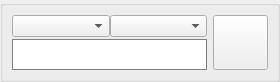
This is searchform.ui in sidorplugin/HearDemoTrackEasy as Qt 5 draws it before an edit. The edited form follows.
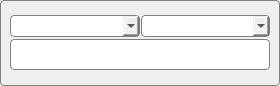
This is the edited form. Icons and pictures are not drawn.

```diff
--- a/searchform.ui
+++ b/searchform.ui
@@ -7,7 +7,7 @@
     <x>0</x>
     <y>0</y>
     <width>280</width>
-    <height>79</height>
+    <height>86</height>
    </rect>
   </property>
   <property name="minimumSize">
@@ -46,6 +46,13 @@
    </property>
    <item row="0" column="0">
     <widget class="QGroupBox" name="groupBox">
+     <property name="styleSheet">
+      <string notr="true">background-color: qlineargradient(x1: 0, y1: 0, x2: 0, y2: 1,
+                                      stop: 0 #E0E0E0, stop: 1 #FFFFFF);
+    border: 1px solid gray;
+    border-radius: 4px;
+</string>
+     </property>
      <property name="title">
       <string/>
      </property>
@@ -58,7 +65,7 @@
         <item>
          <layout class="QHBoxLayout" name="horizontalLayout">
           <property name="spacing">
-           <number>0</number>
+           <number>1</number>
           </property>
           <item>
            <widget class="QComboBox" name="comboBox_Source">
@@ -96,41 +103,12 @@
            </font>
           </property>
           <property name="styleSheet">
-           <string notr="true">border: 1px solid gray</string>
+           <string notr="true"/>
           </property>
          </widget>
         </item>
        </layout>
       </item>
-      <item row="0" column="1">
-       <widget class="QPushButton" name="pushButton">
-        <property name="minimumSize">
-         <size>
-          <width>55</width>
-          <height>55</height>
-         </size>
-        </property>
-        <property name="maximumSize">
-         <size>
-          <width>55</width>
-          <height>55</height>
-         </size>
-        </property>
-        <property name="text">
-         <string/>
-        </property>
-        <property name="icon">
-         <iconset resource="resources/resources.qrc">
-          <normaloff>:/images_ui/images/search.png</normaloff>:/images_ui/images/search.png</iconset>
-        </property>
-        <property name="iconSize">
-         <size>
-          <width>36</width>
-          <height>36</height>
-         </size>
-        </property>
-       </widget>
-      </item>
      </layout>
     </widget>
    </item>
```
Left out of the diff: 4 changed lines with no effect on the pictures.
